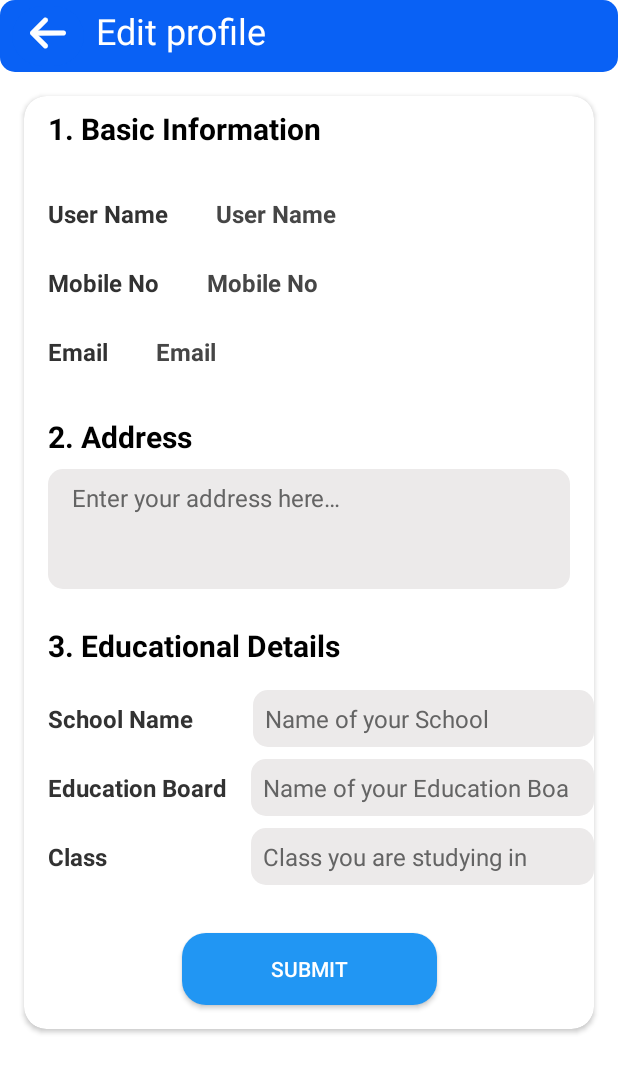
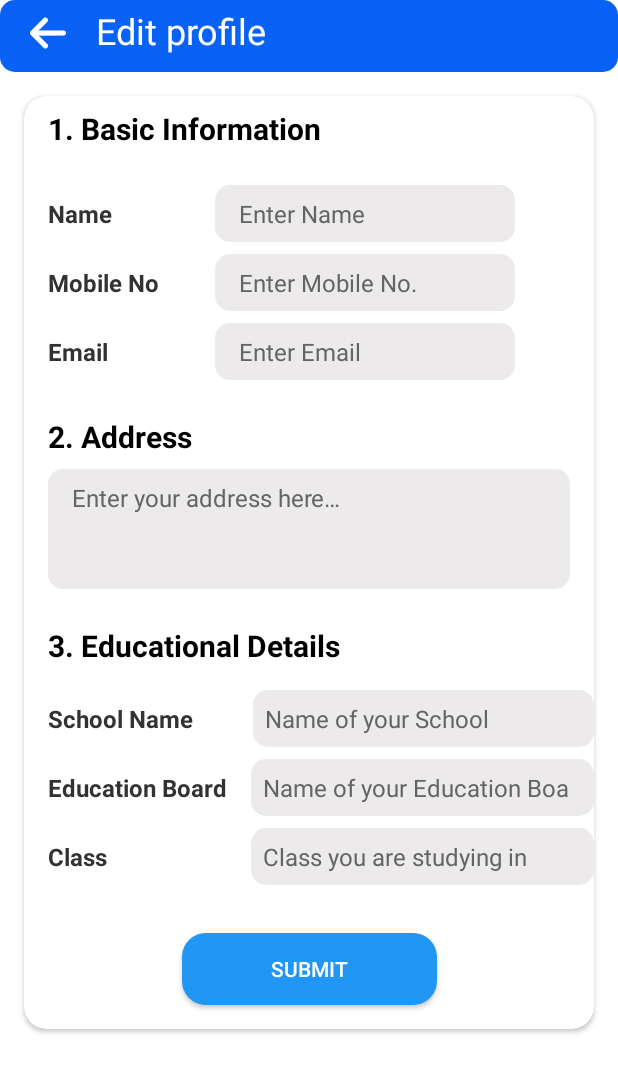
Before and after one commit to Omkharade318/A2-The-AI-learning-App, an Android app: the Edit_Profile screen opened directly, with no data from a screen before it, on a phone screen of 412 x 824 dp. Shown: the top 1073 px of the screen. Run offline under Robolectric (Android 15) with nearby library versions, the phone set to English and light mode, and no system bars; our stand-ins replace Room's generated code; Roboto replaces fonts that are not available here.

Commit message:
completed edit profile logic

```diff
--- a/app/src/main/res/layout/activity_edit_profile.xml
+++ b/app/src/main/res/layout/activity_edit_profile.xml
@@ -108,18 +108,26 @@
                     app:layout_constraintStart_toStartOf="parent"
                     app:layout_constraintTop_toBottomOf="@+id/textView13" />
 
-                <TextView
+                <EditText
                     android:id="@+id/userName"
-                    android:layout_width="wrap_content"
+                    android:layout_width="200dp"
                     android:layout_height="wrap_content"
+                    android:layout_marginHorizontal="16dp"
+                    android:autofillHints="name"
+                    android:background="@drawable/rounded_edittext"
                     android:fontFamily="sans-serif"
+                    android:gravity="top|start"
+                    android:hint="@string/enter_name"
+                    android:inputType="textPersonName"
+                    android:maxLines="1"
+                    android:minLines="1"
                     android:paddingHorizontal="16dp"
                     android:paddingVertical="8dp"
-                    android:text="@string/name"
-                    android:textColor="#464646"
+                    android:textColor="#000000"
+                    android:textColorHint="#646464"
                     android:textSize="16sp"
-                    android:textStyle="bold"
                     app:layout_constraintBottom_toBottomOf="@+id/textView14"
+                    app:layout_constraintEnd_toEndOf="parent"
                     app:layout_constraintStart_toEndOf="@+id/textView14"
                     app:layout_constraintTop_toTopOf="@+id/textView14" />
 
@@ -138,20 +146,29 @@
                     app:layout_constraintStart_toStartOf="@+id/textView14"
                     app:layout_constraintTop_toBottomOf="@+id/textView14" />
 
-                <TextView
-                    android:id="@+id/userMobile"
-                    android:layout_width="wrap_content"
+                <EditText
+                    android:id="@+id/userMobileNo"
+                    android:layout_width="200dp"
                     android:layout_height="wrap_content"
+                    android:layout_marginHorizontal="16dp"
+                    android:autofillHints="phone"
+                    android:background="@drawable/rounded_edittext"
                     android:fontFamily="sans-serif"
+                    android:gravity="top|start"
+                    android:hint="@string/enter_mobile_no"
+                    android:inputType="phone"
+                    android:maxLines="1"
+                    android:minLines="1"
                     android:paddingHorizontal="16dp"
                     android:paddingVertical="8dp"
-                    android:text="@string/mobile_no"
-                    android:textColor="#464646"
+                    android:textColor="#000000"
+                    android:layout_marginTop="8dp"
+                    android:textColorHint="#646464"
                     android:textSize="16sp"
-                    android:textStyle="bold"
                     app:layout_constraintBottom_toBottomOf="@+id/textView15"
-                    app:layout_constraintStart_toEndOf="@+id/textView15"
-                    app:layout_constraintTop_toTopOf="@+id/textView15" />
+                    app:layout_constraintEnd_toEndOf="parent"
+                    app:layout_constraintStart_toEndOf="@+id/textView14"
+                    app:layout_constraintTop_toBottomOf="@+id/textView14" />
 
                 <TextView
                     android:id="@+id/textView16"
@@ -168,19 +185,27 @@
                     app:layout_constraintStart_toStartOf="@+id/textView15"
                     app:layout_constraintTop_toBottomOf="@+id/textView15" />
 
-                <TextView
+                <EditText
                     android:id="@+id/userEmail"
-                    android:layout_width="wrap_content"
+                    android:layout_width="200dp"
                     android:layout_height="wrap_content"
+                    android:layout_marginHorizontal="16dp"
+                    android:autofillHints="emailAddress"
+                    android:background="@drawable/rounded_edittext"
                     android:fontFamily="sans-serif"
+                    android:gravity="top|start"
+                    android:hint="@string/enter_email"
+                    android:inputType="textEmailAddress"
+                    android:maxLines="1"
+                    android:minLines="1"
                     android:paddingHorizontal="16dp"
                     android:paddingVertical="8dp"
-                    android:text="@string/email"
-                    android:textColor="#464646"
+                    android:textColor="#000000"
+                    android:textColorHint="#646464"
                     android:textSize="16sp"
-                    android:textStyle="bold"
                     app:layout_constraintBottom_toBottomOf="@+id/textView16"
-                    app:layout_constraintStart_toEndOf="@+id/textView16"
+                    app:layout_constraintEnd_toEndOf="@+id/userMobileNo"
+                    app:layout_constraintStart_toStartOf="@+id/userMobileNo"
                     app:layout_constraintTop_toTopOf="@+id/textView16" />
 
                 <TextView
@@ -254,7 +279,7 @@
                     app:layout_constraintTop_toBottomOf="@+id/textView18" />
 
                 <EditText
-                    android:id="@+id/SchoolName"
+                    android:id="@+id/schoolName"
                     android:layout_width="0dp"
                     android:layout_height="wrap_content"
                     android:layout_marginHorizontal="16dp"
@@ -293,7 +318,7 @@
                     app:layout_constraintTop_toBottomOf="@+id/textView19" />
 
                 <EditText
-                    android:id="@+id/EducationBoard"
+                    android:id="@+id/educationBoard"
                     android:layout_width="0dp"
                     android:layout_height="wrap_content"
                     android:autofillHints="none"
--- a/app/src/main/res/values/strings.xml
+++ b/app/src/main/res/values/strings.xml
@@ -3,7 +3,7 @@
     <string name="email">Email</string>
     <string name="password">Password</string>
     <string name="or">Or</string>
-    <string name="name">User Name</string>
+    <string name="name">Name</string>
     <string name="continue_with">Continue With</string>
     <string name="google">Google</string>
     <string name="facebook">Facebook</string>
@@ -83,4 +83,7 @@
     <string name="save_changes">Save Changes</string>
     <string name="what_you_say_will_be_displayed_here">What you say will be displayed here...</string>
     <string name="click_here_to_start_recording">Click here to start recording 👉</string>
+    <string name="enter_name">Enter Name</string>
+    <string name="enter_mobile_no">Enter Mobile No.</string>
+    <string name="enter_email">Enter Email</string>
 </resources>
```
Also changed, not shown: app/src/main/java/com/example/a2lytics/drawer/Edit_Profile.kt (+50 -2 lines).
